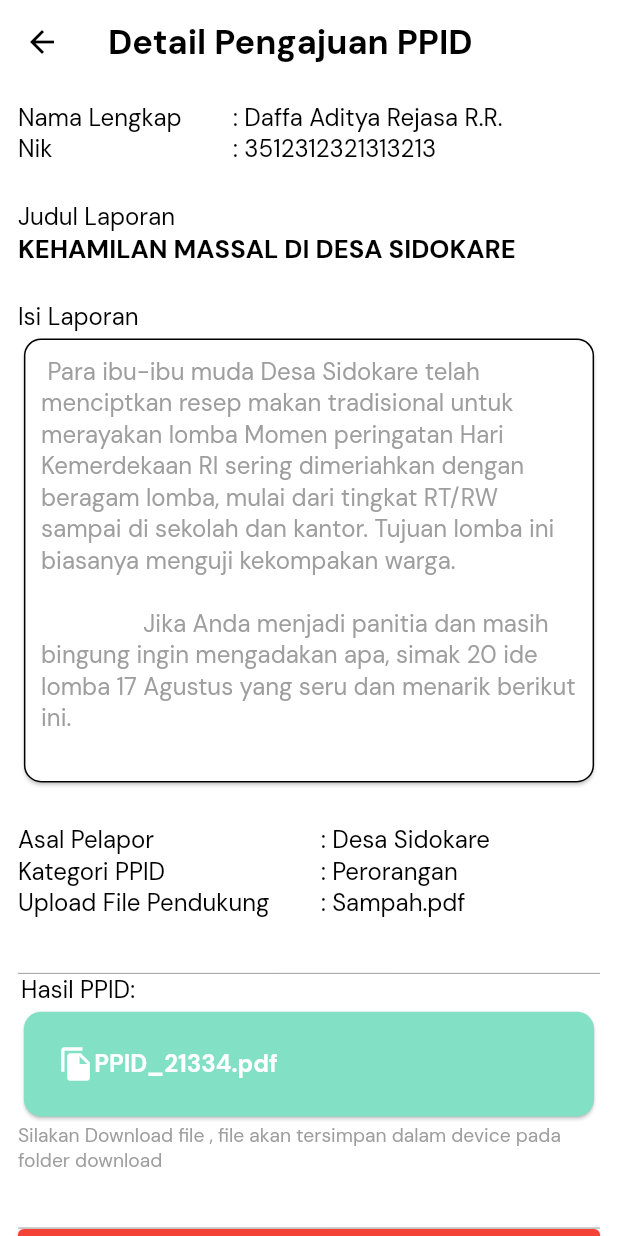
After one commit to Greek-Cp/sidokare_mobile_app, a Flutter app: the DetailPengajuanPPID screen opened by its route, on a phone screen of 412 x 824 dp. The commit adds this screen. Run offline on Flutter 3.47's test engine with Material 2 defaults, Android fonts, the phone set to English and light mode, and no system bars; our stand-ins replace cached_network_image, curved_navigation_bar, dropdown_button2, file_picker, flutter_native_timezone, flutter_otp_text_field and 8 more; missing offline and left inert: bottom_bar_matu, flutter_custom_tab_bar, mailer, rotated_corner_decoration, wave_transition.

Commit message:
Detail Pengajuan PPID
kalau ingin menampilkanhalaman ini
rubah initialRoute pada main.dart
menjadi
 initialRoute: DetailPengajuanPPID.routeName.toString(),

```diff
--- a/lib/main.dart
+++ b/lib/main.dart
@@ -4,6 +4,7 @@ import 'package:sidokare_mobile_app/const/fontfix.dart';
 import 'package:sidokare_mobile_app/pages/item_nav/item_page_berita/page_search_berita.dart';
 import 'package:sidokare_mobile_app/pages/item_nav/page_detail_berita.dart';
 import 'package:sidokare_mobile_app/pages/page_BerhasilBuatLaporan.dart';
+import 'package:sidokare_mobile_app/pages/page_DetailPengajuanPPID.dart';
 import 'package:sidokare_mobile_app/pages/page_berhasildaftar.dart';
 import 'package:sidokare_mobile_app/pages/page_berhasilotp.dart';
 import 'package:sidokare_mobile_app/pages/page_detail_aspirasi.dart';
@@ -71,7 +72,9 @@ class MainApp extends StatelessWidget {
           PageDetailAspirasi.routeName.toString(): (context) =>
               PageDetailAspirasi(),
           PageFormulirKeberatanPPID.routeName.toString(): (context) =>
-              PageFormulirKeberatanPPID()
+              PageFormulirKeberatanPPID(),
+          DetailPengajuanPPID.routeName.toString(): (context) =>
+              DetailPengajuanPPID()
         },
       ),
     );
--- /dev/null
+++ b/lib/pages/page_DetailPengajuanPPID.dart
@@ -0,0 +1,285 @@
+import 'package:flutter/material.dart';
+import 'package:flutter_screenutil/flutter_screenutil.dart';
+import 'package:sidokare_mobile_app/component/jenis_button.dart';
+import 'package:sidokare_mobile_app/component/text_description.dart';
+import 'package:sidokare_mobile_app/const/font_type.dart';
+import 'package:sidokare_mobile_app/const/size.dart';
+
+class DetailPengajuanPPID extends StatefulWidget {
+  static String? routeName = "/DetailPengajuanPPID";
+
+  @override
+  State<DetailPengajuanPPID> createState() => _DetailPengajuanPPIDState();
+}
+
+class _DetailPengajuanPPIDState extends State<DetailPengajuanPPID> {
+  @override
+  Widget build(BuildContext context) {
+    // TODO: implement build
+    return ScreenUtilInit(
+      builder: (context, child) {
+        return Scaffold(
+          backgroundColor: Colors.white,
+          appBar: AppBar(
+            backgroundColor: Colors.white,
+            elevation: 0,
+            actions: [],
+            leading: IconButton(
+                onPressed: () {
+                  Navigator.pop(context);
+                },
+                icon: Icon(
+                  Icons.arrow_back,
+                  color: Colors.black,
+                )),
+            title: ComponentTextTittle("Detail Pengajuan PPID"),
+          ),
+          body: SingleChildScrollView(
+            child: Padding(
+              padding: EdgeInsets.all(10.0.h),
+              child: Column(
+                  crossAxisAlignment: CrossAxisAlignment.start,
+                  children: [
+                    Row(
+                      children: [
+                        Column(
+                          mainAxisAlignment: MainAxisAlignment.start,
+                          crossAxisAlignment: CrossAxisAlignment.start,
+                          children: [
+                            ComponentTextDescription("Nama Lengkap"),
+                            ComponentTextDescription("Nik"),
+                          ],
+                        ),
+                        SizedBox(
+                          width: 30.w,
+                        ),
+                        Column(
+                          crossAxisAlignment: CrossAxisAlignment.start,
+                          children: [
+                            ComponentTextDescription(
+                                ": Daffa Aditya Rejasa R.R."),
+                            ComponentTextDescription(": 3512312321313213"),
+                          ],
+                        ),
+                      ],
+                    ),
+                    SizedBox(
+                      height: 20.h,
+                    ),
+                    ComponentTextDescription("Judul Laporan"),
+                    ComponentTittleCustom(
+                      "KEHAMILAN MASSAL DI DESA SIDOKARE",
+                      textAlign: TextAlign.start,
+                    ),
+                    SizedBox(
+                      height: 20.h,
+                    ),
+                    ComponentTextDescription("Isi Laporan"),
+                    Card(
+                      shape: RoundedRectangleBorder(
+                          side: BorderSide(color: Colors.black),
+                          borderRadius: BorderRadius.circular(10.r)),
+                      child: Padding(
+                        padding: EdgeInsets.all(10.0.w),
+                        child: ComponentTextDescription(
+                          """ Para ibu-ibu muda Desa Sidokare telah menciptkan resep makan tradisional untuk merayakan lomba Momen peringatan Hari Kemerdekaan RI sering dimeriahkan dengan beragam lomba, mulai dari tingkat RT/RW sampai di sekolah dan kantor. Tujuan lomba ini biasanya menguji kekompakan warga.
+
+                Jika Anda menjadi panitia dan masih bingung ingin mengadakan apa, simak 20 ide lomba 17 Agustus yang seru dan menarik berikut ini.
+                    """,
+                          teksColor: Colors.grey,
+                          textAlign: TextAlign.start,
+                        ),
+                      ),
+                    ),
+                    SizedBox(
+                      height: 20.h,
+                    ),
+                    Row(
+                      children: [
+                        Column(
+                          mainAxisAlignment: MainAxisAlignment.start,
+                          crossAxisAlignment: CrossAxisAlignment.start,
+                          children: [
+                            ComponentTextDescription("Asal Pelapor"),
+                            ComponentTextDescription("Kategori PPID"),
+                            ComponentTextDescription("Upload File Pendukung"),
+                          ],
+                        ),
+                        SizedBox(
+                          width: 30.w,
+                        ),
+                        Column(
+                          crossAxisAlignment: CrossAxisAlignment.start,
+                          children: [
+                            ComponentTextDescription(": Desa Sidokare"),
+                            ComponentTextDescription(": Perorangan"),
+                            ComponentTextDescription(": Sampah.pdf"),
+                          ],
+                        ),
+                      ],
+                    ),
+                    SizedBox(
+                      height: 30.h,
+                    ),
+                    Divider(
+                      height: 1.h,
+                      color: Colors.grey,
+                    ),
+                    ComponentTextDescription("Hasil PPID: "),
+                    Card(
+                      shape: RoundedRectangleBorder(
+                          borderRadius: BorderRadius.circular(10.r)),
+                      color: Color.fromARGB(255, 130, 225, 197),
+                      child: Padding(
+                        padding: EdgeInsets.all(20.0.w),
+                        child: Row(children: [
+                          Icon(
+                            Icons.file_copy,
+                            color: Colors.white,
+                          ),
+                          ComponentTextButton("PPID_21334.pdf")
+                        ]),
+                      ),
+                    ),
+                    ComponentTextDescriptionBawah(
+                        "Silakan Download file , file akan tersimpan dalam device pada folder download"),
+                    SizedBox(
+                      height: 30.h,
+                    ),
+                    Divider(
+                      height: 1.h,
+                      color: Colors.grey,
+                    ),
+                    ButtonKeberatan("Keberatan"),
+                    ButtonSelesai("Selesai")
+                  ]),
+            ),
+          ),
+        );
+      },
+    );
+  }
+}
+
+class ButtonKeberatan extends StatelessWidget {
+  String? buttonName;
+  ButtonKeberatan(this.buttonName);
+  @override
+  Widget build(BuildContext context) {
+    return _Button(context, buttonName);
+  }
+
+  Widget _Button(BuildContext context, String? buttonName) {
+    return Padding(
+      padding: EdgeInsets.symmetric(vertical: 0.h),
+      child: ElevatedButton(
+        onPressed: () {},
+        child: ComponentTextButton("$buttonName"),
+        style: ElevatedButton.styleFrom(
+            minimumSize: Size.fromHeight(55.h), backgroundColor: Colors.red),
+      ),
+    );
+  }
+}
+
+class ButtonSelesai extends StatelessWidget {
+  String? buttonName;
+  ButtonSelesai(this.buttonName);
+  @override
+  Widget build(BuildContext context) {
+    return _Button(context, buttonName);
+  }
+
+  Widget _Button(BuildContext context, String? buttonName) {
+    return Padding(
+      padding: EdgeInsets.symmetric(vertical: 5.h),
+      child: ElevatedButton(
+        onPressed: () {},
+        child: ComponentTextButton("$buttonName"),
+        style: ElevatedButton.styleFrom(minimumSize: Size.fromHeight(55.h)),
+      ),
+    );
+  }
+}
+
+class ComponentTextDescriptionBawah extends StatelessWidget {
+  String? textContent;
+  TextAlign textAlign = TextAlign.center;
+  Color teksColor = Colors.grey;
+  ComponentTextDescriptionBawah(this.textContent,
+      {this.textAlign = TextAlign.center, this.teksColor = Colors.black});
+  @override
+  Widget build(BuildContext context) {
+    // TODO: implement build
+    return _textDesc(
+        textDesc: textContent.toString(),
+        textAlign: textAlign,
+        teksColor: this.teksColor);
+  }
+
+  Widget _textDesc(
+      {String textDesc = "",
+      textAlign = TextAlign.start,
+      Color teksColor = Colors.grey}) {
+    return Text(
+      "$textDesc",
+      style: FontType.font_utama(
+          fontSize: size.sizeDescriptionPas - 1.sp,
+          fontWeight: FontWeight.normal,
+          color: Colors.grey),
+      textAlign: TextAlign.start,
+    );
+  }
+}
+
+class ComponentTextButton extends StatelessWidget {
+  String? namaButton;
+  ComponentTextButton(this.namaButton);
+  @override
+  Widget build(BuildContext context) {
+    // TODO: implement build
+    return _textDesc(textDesc: namaButton.toString());
+  }
+
+  Widget _textDesc({String textDesc = ""}) {
+    return Text(
+      "$textDesc",
+      style: FontType.font_utama(
+        color: Colors.white,
+        fontSize: size.sizeDescriptionPas.sp,
+        fontWeight: FontWeight.bold,
+      ),
+      textAlign: TextAlign.center,
+    );
+  }
+}
+
+class ComponentTittleCustom extends StatelessWidget {
+  String? textContent;
+  TextAlign textAlign;
+  Color warnaTeks = Colors.black;
+  ComponentTittleCustom(this.textContent,
+      {this.textAlign = TextAlign.start, this.warnaTeks = Colors.black});
+  @override
+  Widget build(BuildContext context) {
+    // TODO: implement build
+    return _textHeader(
+        textHeader_1: textContent.toString(),
+        textAlign: textAlign,
+        teksColor: warnaTeks);
+  }
+
+  Widget _textHeader(
+      {Color teksColor = Colors.black,
+      String textHeader_1 = "",
+      TextAlign textAlign = TextAlign.center}) {
+    return Text(
+      "$textHeader_1",
+      style: FontType.font_utama(
+          fontSize: size.sizeDescriptionSedang.sp,
+          fontWeight: FontWeight.bold,
+          color: teksColor),
+      textAlign: this.textAlign,
+    );
+  }
+}
```
